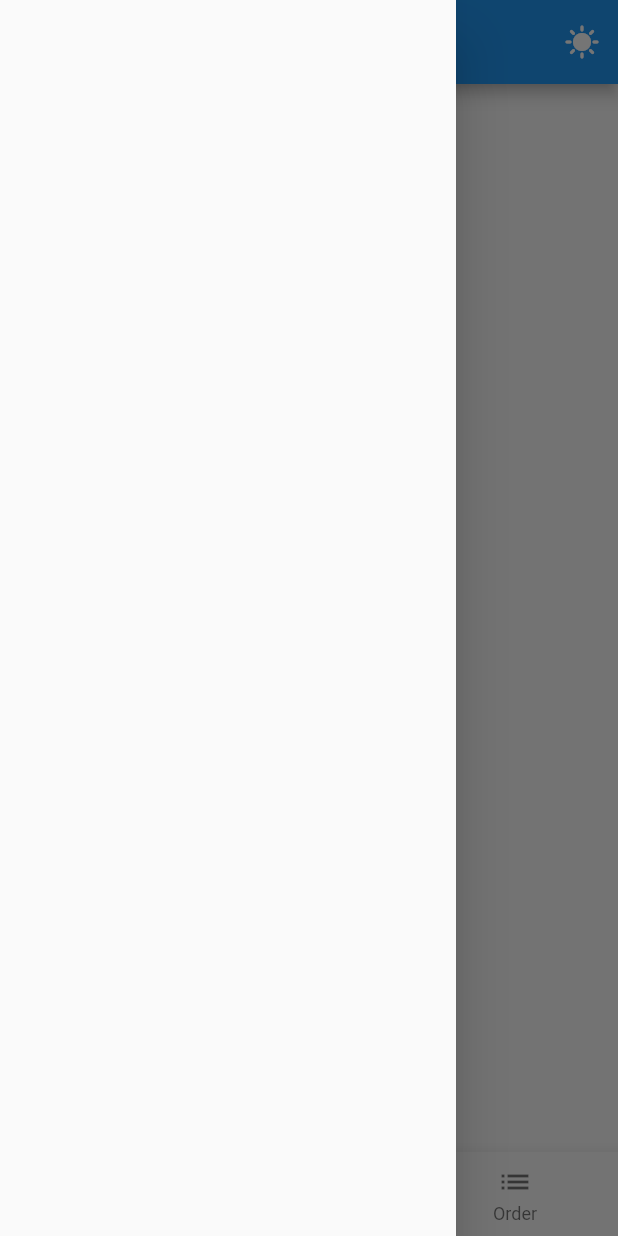
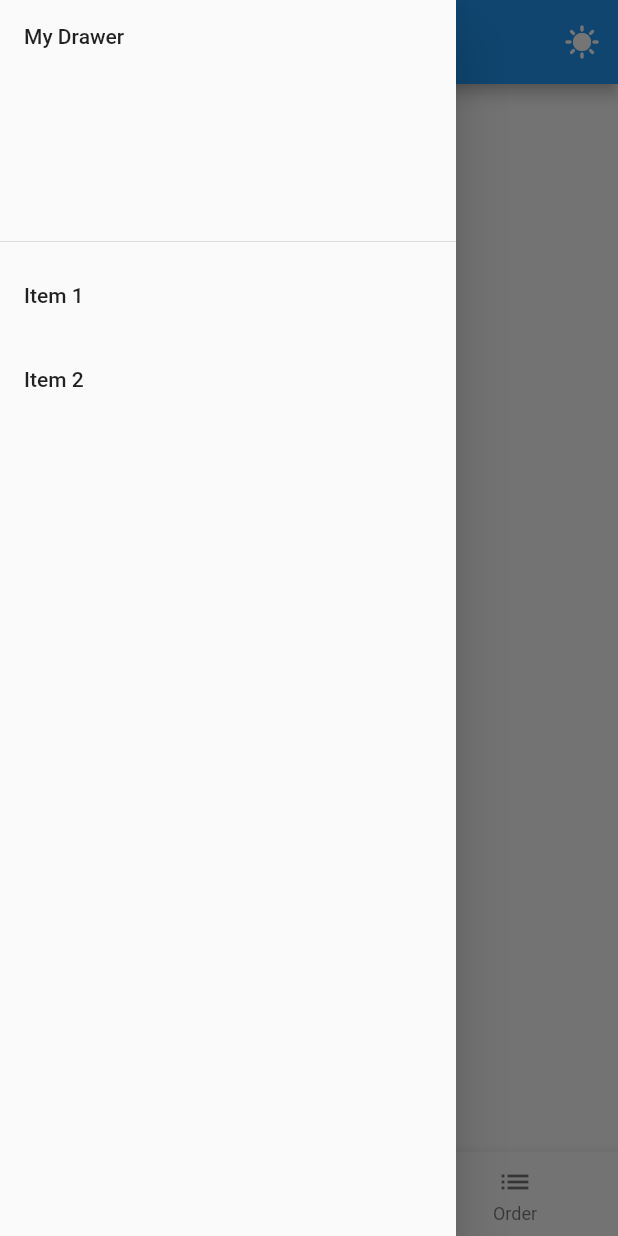
Before and after one commit to Rawezh-Tariq/meals_app, a Flutter app: the screen it shows after launch, with the side drawer open, on a phone screen of 412 x 824 dp. Run offline on Flutter 3.47's test engine with Material 2 defaults, Android fonts, the phone set to English and light mode, and no system bars.

Commit message:
some basic steps

```diff
--- a/lib/screens/drawer_screen.dart
+++ b/lib/screens/drawer_screen.dart
@@ -5,6 +5,23 @@ class DrawerScreen extends StatelessWidget {
 
   @override
   Widget build(BuildContext context) {
-    return const Drawer();
+    return Drawer(
+      child: ListView(
+        children: [
+          const DrawerHeader(
+            child: Text('My Drawer'),
+          ),
+          ListTile(
+            title: const Text('Item 1'),
+            onTap: () {
+              Navigator.pop(context);
+            },
+          ),
+          const ListTile(
+            title: Text('Item 2'),
+          ),
+        ],
+      ),
+    );
   }
 }
```
